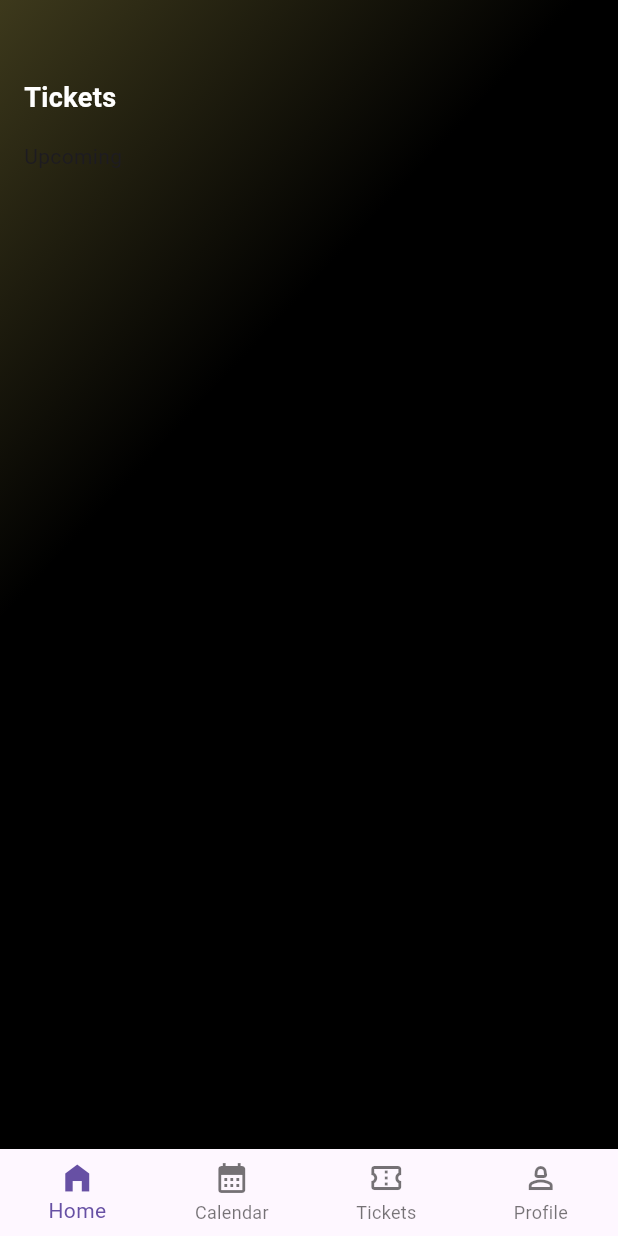
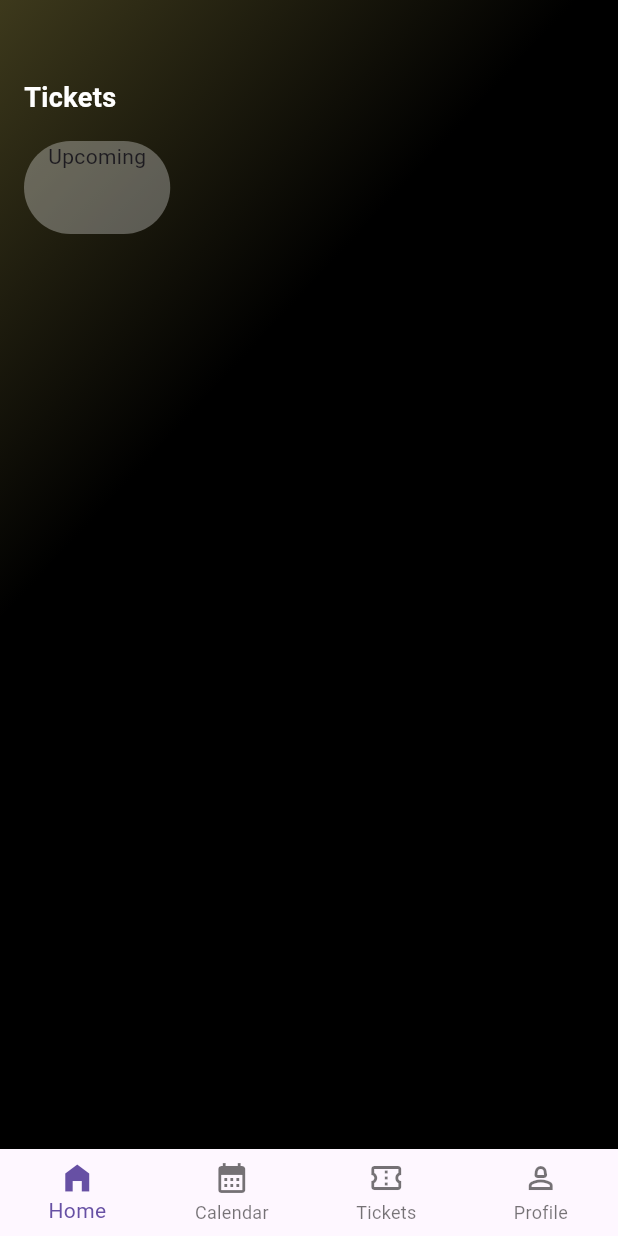
Before and after one commit to JAICHANGPARK/flutter_notebook_chapter_43, a Flutter app: the EventHomePage screen opened directly, on a phone screen of 412 x 824 dp. Run offline on Flutter 3.47's test engine with Material 3 defaults, Android fonts, the phone set to English and light mode, and no system bars; our stand-ins replace gap, hugeicons, percent_indicator.

Commit message:
Update event_home_page.dart

```diff
--- a/lib/ep2186_event_app/ui/event_home_page.dart
+++ b/lib/ep2186_event_app/ui/event_home_page.dart
@@ -52,8 +52,14 @@ class _EventHomePageState extends State<EventHomePage> {
                         Container(
                           decoration: ShapeDecoration(
                             shape: StadiumBorder(),
+                            color: Colors.white.withValues(alpha: .3)
                           ),
-                          child: Text("Upcoming"),
+                          padding: EdgeInsets.symmetric(horizontal: 16),
+                          child: Column(
+                            children: [
+                              Text("Upcoming"),
+                            ],
+                          ),
                         )
                       ],
                     ),
```
